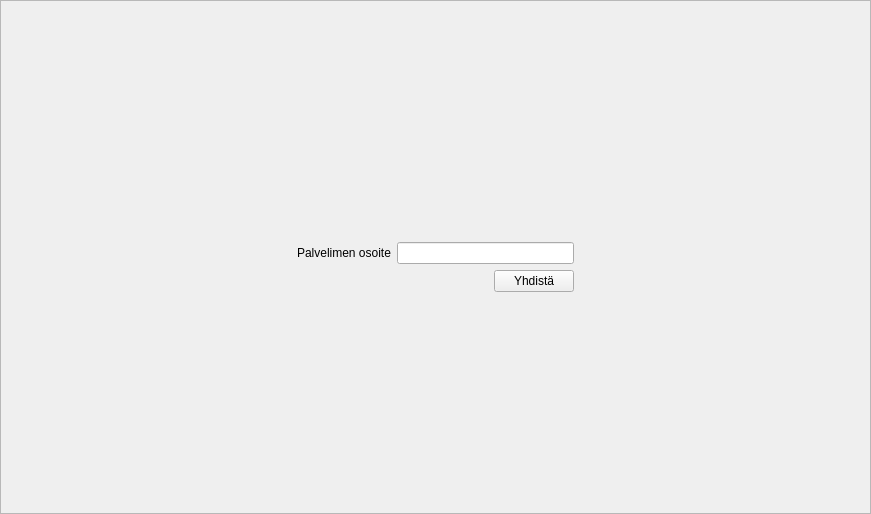
Above: bin/data/ui/LoginWidget.ui from realXtend/tundra before the change. Below: the same form after it.
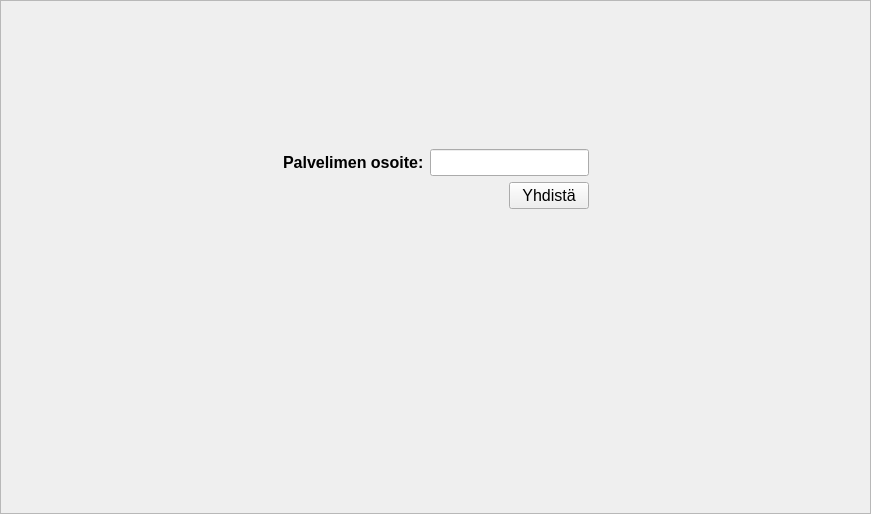
That is the form after the change. Icons and pictures are not drawn.

Commit message: Login screen tweaking.

What changed in the file:
```diff
--- a/bin/data/ui/LoginWidget.ui
+++ b/bin/data/ui/LoginWidget.ui
@@ -39,10 +39,13 @@
           <property name="orientation">
            <enum>Qt::Vertical</enum>
           </property>
+          <property name="sizeType">
+           <enum>QSizePolicy::Preferred</enum>
+          </property>
           <property name="sizeHint" stdset="0">
            <size>
             <width>13</width>
-            <height>13</height>
+            <height>70</height>
            </size>
           </property>
          </spacer>
@@ -72,25 +75,83 @@
               <enum>QLayout::SetDefaultConstraint</enum>
              </property>
              <item>
-              <widget class="QLabel" name="logoLabel">
-               <property name="text">
-                <string/>
-               </property>
-              </widget>
+              <layout class="QHBoxLayout" name="horizontalLayout_2">
+               <item>
+                <widget class="QLabel" name="logoLabel">
+                 <property name="sizePolicy">
+                  <sizepolicy hsizetype="Preferred" vsizetype="Preferred">
+                   <horstretch>0</horstretch>
+                   <verstretch>0</verstretch>
+                  </sizepolicy>
+                 </property>
+                 <property name="maximumSize">
+                  <size>
+                   <width>300</width>
+                   <height>121</height>
+                  </size>
+                 </property>
+                 <property name="text">
+                  <string/>
+                 </property>
+                 <property name="pixmap">
+                  <pixmap>images/sandbox_logo.png</pixmap>
+                 </property>
+                 <property name="scaledContents">
+                  <bool>true</bool>
+                 </property>
+                 <property name="alignment">
+                  <set>Qt::AlignCenter</set>
+                 </property>
+                </widget>
+               </item>
+              </layout>
              </item>
              <item>
               <layout class="QVBoxLayout" name="verticalLayout_6">
+               <item>
+                <spacer name="verticalSpacer_3">
+                 <property name="orientation">
+                  <enum>Qt::Vertical</enum>
+                 </property>
+                 <property name="sizeType">
+                  <enum>QSizePolicy::Fixed</enum>
+                 </property>
+                 <property name="sizeHint" stdset="0">
+                  <size>
+                   <width>20</width>
+                   <height>40</height>
+                  </size>
+                 </property>
+                </spacer>
+               </item>
                <item>
                 <layout class="QHBoxLayout" name="horizontalLayout_3">
                  <item>
                   <widget class="QLabel" name="label_4">
+                   <property name="font">
+                    <font>
+                     <family>Arial</family>
+                     <pointsize>12</pointsize>
+                     <weight>75</weight>
+                     <bold>true</bold>
+                    </font>
+                   </property>
                    <property name="text">
-                    <string>Palvelimen osoite</string>
+                    <string>Palvelimen osoite:</string>
                    </property>
                   </widget>
                  </item>
                  <item>
-                  <widget class="QLineEdit" name="serverAddressLineEdit"/>
+                  <widget class="QLineEdit" name="serverAddressLineEdit">
+                   <property name="font">
+                    <font>
+                     <family>Arial</family>
+                     <pointsize>12</pointsize>
+                     <weight>75</weight>
+                     <bold>true</bold>
+                    </font>
+                   </property>
+                  </widget>
                  </item>
                 </layout>
                </item>
@@ -111,6 +172,14 @@
                  </item>
                  <item>
                   <widget class="QPushButton" name="loginButton">
+                   <property name="font">
+                    <font>
+                     <family>Arial</family>
+                     <pointsize>12</pointsize>
+                     <weight>50</weight>
+                     <bold>false</bold>
+                    </font>
+                   </property>
                    <property name="text">
                     <string>Yhdistä</string>
                    </property>
@@ -146,6 +215,9 @@
           <property name="orientation">
            <enum>Qt::Vertical</enum>
           </property>
+          <property name="sizeType">
+           <enum>QSizePolicy::Expanding</enum>
+          </property>
           <property name="sizeHint" stdset="0">
            <size>
             <width>13</width>
```
Left out of the diff: 19 changed lines with no effect on the pictures. The commit also changes 1 other file.
